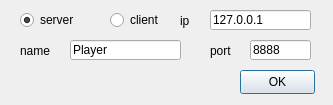
Qt form ServerClientDialog.ui (XCI9/CardGame) before a commit.
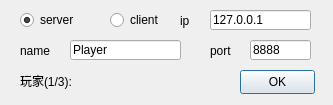
The same form after that commit.

Commit message: add player join message

What changed in the file:
```diff
--- a/ServerClientDialog.ui
+++ b/ServerClientDialog.ui
@@ -133,6 +133,19 @@
     <string>name</string>
    </property>
   </widget>
+  <widget class="QLabel" name="player">
+   <property name="geometry">
+    <rect>
+     <x>20</x>
+     <y>70</y>
+     <width>211</width>
+     <height>21</height>
+    </rect>
+   </property>
+   <property name="text">
+    <string>玩家(1/3):</string>
+   </property>
+  </widget>
  </widget>
  <resources/>
  <connections/>
```
The commit also changes 5 other files.
